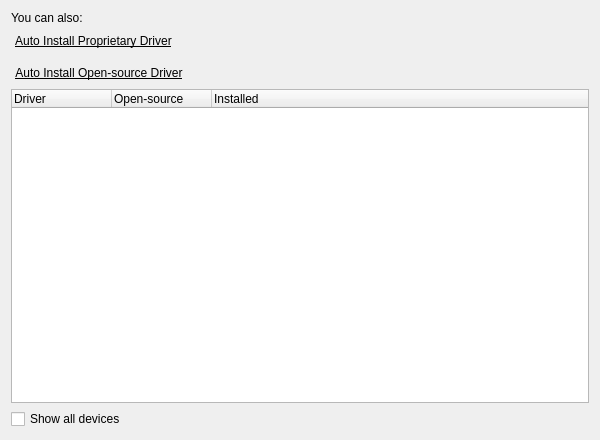
First picture: the form in src/modules/mhwd/ui/PageMhwd.ui, repository manjaro/manjaro-settings-manager, before the edit.
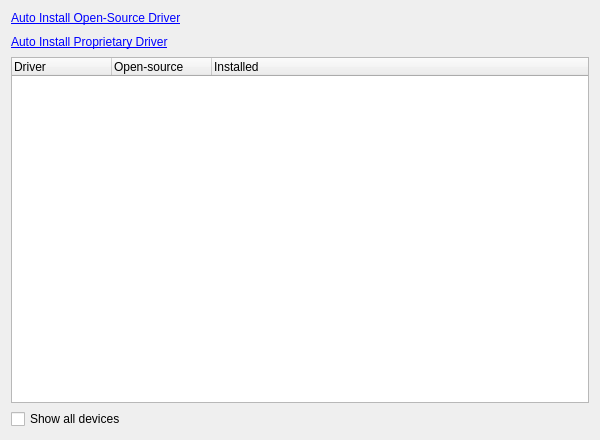
Second picture: the form after the edit.

Commit message:
mhwd: use QLabel with hyperlink instead of QPushButton
This way it respects the current theme
Hide disabled QLabel option

Patch:
```diff
--- a/src/modules/mhwd/ui/PageMhwd.ui
+++ b/src/modules/mhwd/ui/PageMhwd.ui
@@ -26,46 +26,25 @@
    <property name="bottomMargin">
     <number>11</number>
    </property>
-   <item>
-    <widget class="QLabel" name="label">
-     <property name="text">
-      <string>You can also:</string>
-     </property>
-    </widget>
-   </item>
    <item>
     <layout class="QVBoxLayout" name="verticalLayout" stretch="0,0,0">
      <property name="spacing">
       <number>10</number>
      </property>
-     <item alignment="Qt::AlignLeft">
-      <widget class="QPushButton" name="buttonInstallNonFree">
-       <property name="sizePolicy">
-        <sizepolicy hsizetype="Minimum" vsizetype="Minimum">
-         <horstretch>0</horstretch>
-         <verstretch>0</verstretch>
-        </sizepolicy>
+     <item>
+      <widget class="QLabel" name="buttonInstallFree">
+       <property name="text">
+        <string>&lt;a href=&quot;#&quot;&gt;Auto Install Open-Source Driver&lt;/a&gt;</string>
        </property>
-       <property name="maximumSize">
-        <size>
-         <width>16777215</width>
-         <height>20</height>
-        </size>
-       </property>
-       <property name="font">
-        <font>
-         <underline>true</underline>
-         <kerning>true</kerning>
-        </font>
-       </property>
-       <property name="cursor">
-        <cursorShape>PointingHandCursor</cursorShape>
-       </property>
+      </widget>
+     </item>
+     <item>
+      <widget class="QLabel" name="buttonInstallNonFree">
        <property name="text">
-        <string>Auto Install Proprietary Driver</string>
+        <string>&lt;a href=&quot;#&quot;&gt;Auto Install Proprietary Driver&lt;/a&gt;</string>
        </property>
-       <property name="flat">
-        <bool>true</bool>
+       <property name="textFormat">
+        <enum>Qt::RichText</enum>
        </property>
       </widget>
      </item>
@@ -85,45 +64,6 @@
        </property>
       </spacer>
      </item>
-     <item alignment="Qt::AlignLeft">
-      <widget class="QPushButton" name="buttonInstallFree">
-       <property name="sizePolicy">
-        <sizepolicy hsizetype="Minimum" vsizetype="Minimum">
-         <horstretch>0</horstretch>
-         <verstretch>0</verstretch>
-        </sizepolicy>
-       </property>
-       <property name="maximumSize">
-        <size>
-         <width>16777215</width>
-         <height>20</height>
-        </size>
-       </property>
-       <property name="font">
-        <font>
-         <underline>true</underline>
-        </font>
-       </property>
-       <property name="cursor">
-        <cursorShape>PointingHandCursor</cursorShape>
-       </property>
-       <property name="layoutDirection">
-        <enum>Qt::LeftToRight</enum>
-       </property>
-       <property name="text">
-        <string>Auto Install Open-source Driver</string>
-       </property>
-       <property name="checkable">
-        <bool>false</bool>
-       </property>
-       <property name="default">
-        <bool>false</bool>
-       </property>
-       <property name="flat">
-        <bool>true</bool>
-       </property>
-      </widget>
-     </item>
     </layout>
    </item>
    <item>
```
The commit also changes 3 other files.
